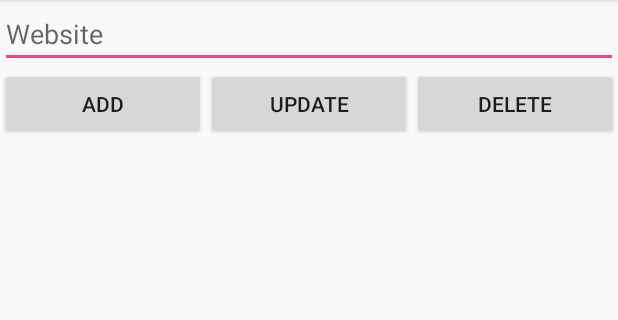
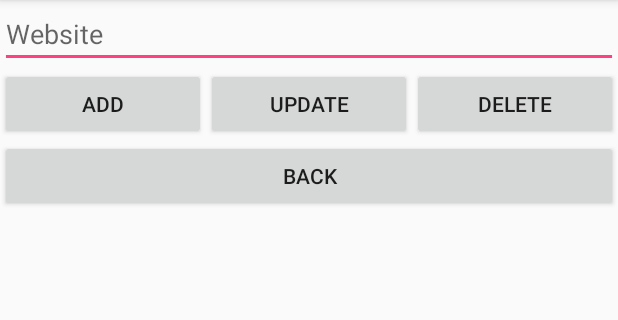
Before and after one commit to czomo/PasswordGenerator, an Android app: the screen it shows after launch (Bank), after a tap on "SAVE PASSWORD", on a phone screen of 412 x 824 dp, the part 84-404 px from its top. Run offline under Robolectric (Android 15) with nearby library versions, the phone set to English and light mode, and no system bars; libraries missing offline, so code that uses them is left out: net.sqlcipher, net.sqlcipher.database; 6 statements that could not run were skipped; 2 other taps on this screen came first.

Commit message:
partly added encrypted store

```diff
--- a/app/src/main/java/com/example/tomek/passwordgenerator/Bank.java
+++ b/app/src/main/java/com/example/tomek/passwordgenerator/Bank.java
@@ -1,9 +1,13 @@
 package com.example.tomek.passwordgenerator;
 
+import android.content.ClipData;
+import android.content.ClipboardManager;
+import android.content.Context;
 import android.content.Intent;
 import android.database.sqlite.SQLiteDatabase;
 import android.os.Bundle;
 import android.support.v7.app.AppCompatActivity;
+import android.util.Log;
 import android.view.View;
 import android.widget.AdapterView;
 import android.widget.ArrayAdapter;
@@ -14,12 +18,14 @@ import android.widget.Toast;
 
 import com.example.tomek.passwordgenerator.Helper.DBHelper;
 
+import static com.example.tomek.passwordgenerator.Helper.DBHelper.TABLE_NAME;
+
 /**
  * Created by Tomek on 11.07.2018.
  */
 
 public class Bank extends AppCompatActivity {
-    Button btnAdd,btnUpdate,btnDelete;
+    Button btnAdd,btnUpdate,btnDelete,back;
     EditText website;
     ListView passlist;
     String saveWebsite="";
@@ -30,6 +36,9 @@ public class Bank extends AppCompatActivity {
         setContentView(R.layout.bank);
         Intent intent = getIntent();
         final String  value = intent.getStringExtra("key");
+        String mySum = addition1(value);
+
+
         //net.sqlcipher.database.SQLiteDatabase.loadLibs(this);
         net.sqlcipher.database.SQLiteDatabase.loadLibs(this);
 
@@ -42,13 +51,14 @@ public class Bank extends AppCompatActivity {
                 website.setText(item);
                 saveWebsite=item;
 
-
             }
         });
         website=(EditText)findViewById(R.id.website);
         btnAdd=(Button)findViewById(R.id.btnadd);
         btnUpdate=(Button)findViewById(R.id.btnupdate);
         btnDelete=(Button)findViewById(R.id.btndelete);
+        back=(Button)findViewById(R.id.back);
+        passlist=(ListView)findViewById(R.id.passlist);
 
         btnAdd.setOnClickListener(new View.OnClickListener() {
             @Override
@@ -74,9 +84,30 @@ public class Bank extends AppCompatActivity {
 
             }
         });
+        passlist.setOnItemLongClickListener(new AdapterView.OnItemLongClickListener() {
+            @Override
+            public boolean onItemLongClick(AdapterView<?> arg0, View arg1, int pos, long id) {
+
+                Log.v("long clicked","pos: " + pos);
+//                ClipboardManager clipboard = (ClipboardManager) getSystemService(Context.CLIPBOARD_SERVICE);
+//                ClipData clip = ClipData.newPlainText("password", genreSelected,null)));
+//                clipboard.setPrimaryClip(clip);
+                return true;
+            }
+        });
+        back.setOnClickListener(new View.OnClickListener() {
+            @Override
+            public void onClick(View v) {
+                finish();
+            }
+        });
+
         reload();
+
     }
-
+    public String addition1 (String vvv) {
+        return vvv;
+    }
     private void reload() {
         ArrayAdapter<String> adapter = new ArrayAdapter<String>(this,
                 android.R.layout.simple_list_item_1,
--- a/app/src/main/java/com/example/tomek/passwordgenerator/Helper/DBHelper.java
+++ b/app/src/main/java/com/example/tomek/passwordgenerator/Helper/DBHelper.java
@@ -25,7 +25,7 @@ public class DBHelper extends SQLiteOpenHelper {
     public static final String COLUMN_PASS="password";
     public static final String PASS_PHARSE="12345";
 
-    private static final String SQL_CREATE_TABLE_QUERY="CREATE TABLE "+TABLE_NAME+" ("+COLUMN_WEBSITE+" TEXT PRIMARY KEY)";
+    private static final String SQL_CREATE_TABLE_QUERY="CREATE TABLE "+TABLE_NAME+" ("+COLUMN_WEBSITE+" TEXT PRIMARY KEY, "+COLUMN_PASS+" TEXT)";
     //+COLUMN_PASS+"TEXT)"
     private static final String SQL_DELETE_TABLE_QUERY="DROP TABLE IF EXISTS "+TABLE_NAME;
 
@@ -52,8 +52,9 @@ public class DBHelper extends SQLiteOpenHelper {
         SQLiteDatabase db =instance.getWritableDatabase(PASS_PHARSE);
         ContentValues values=new ContentValues();
         values.put(COLUMN_WEBSITE,website);
-       // values.put(COLUMN_PASS, PASS_PHARSE);
+        values.put(COLUMN_PASS,PASS_PHARSE);
         db.insert(TABLE_NAME,null,values);
+
         db.close();
     }
     public void updateWebsite(String oldWebsite,String  newwebsite){
@@ -88,4 +89,5 @@ public class DBHelper extends SQLiteOpenHelper {
         db.close();
         return web;
     }
+
 }
--- a/app/src/main/res/layout/bank.xml
+++ b/app/src/main/res/layout/bank.xml
@@ -38,10 +38,16 @@
                 android:layout_weight="1"
                 android:text="Delete"/>
         </LinearLayout>
+        <Button
+            android:layout_width="match_parent"
+            android:layout_height="wrap_content"
+            android:id="@+id/back"
+            android:text="BACK"/>
     </LinearLayout>
     <ListView
         android:layout_width="match_parent"
         android:layout_height="match_parent"
         android:layout_below="@id/panel"
-        android:id="@+id/passlist"></ListView>
+        android:id="@+id/passlist"
+        android:longClickable="true"></ListView>
 </RelativeLayout>
```
